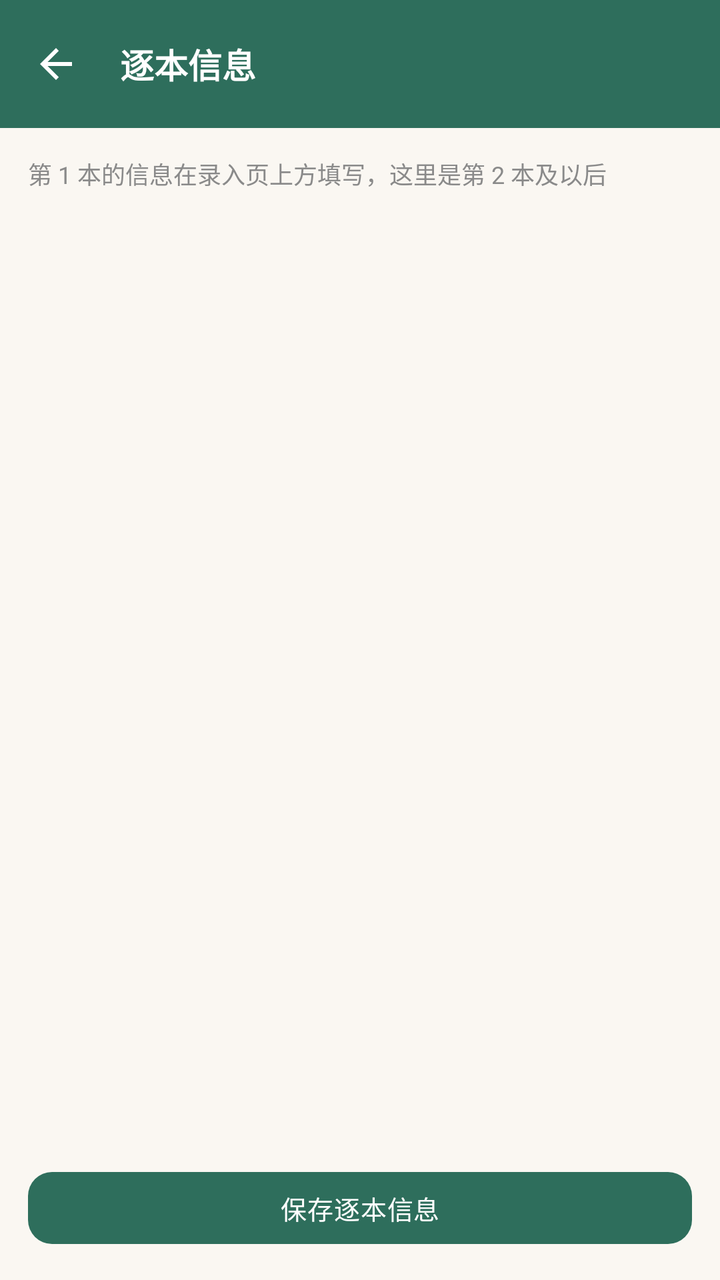
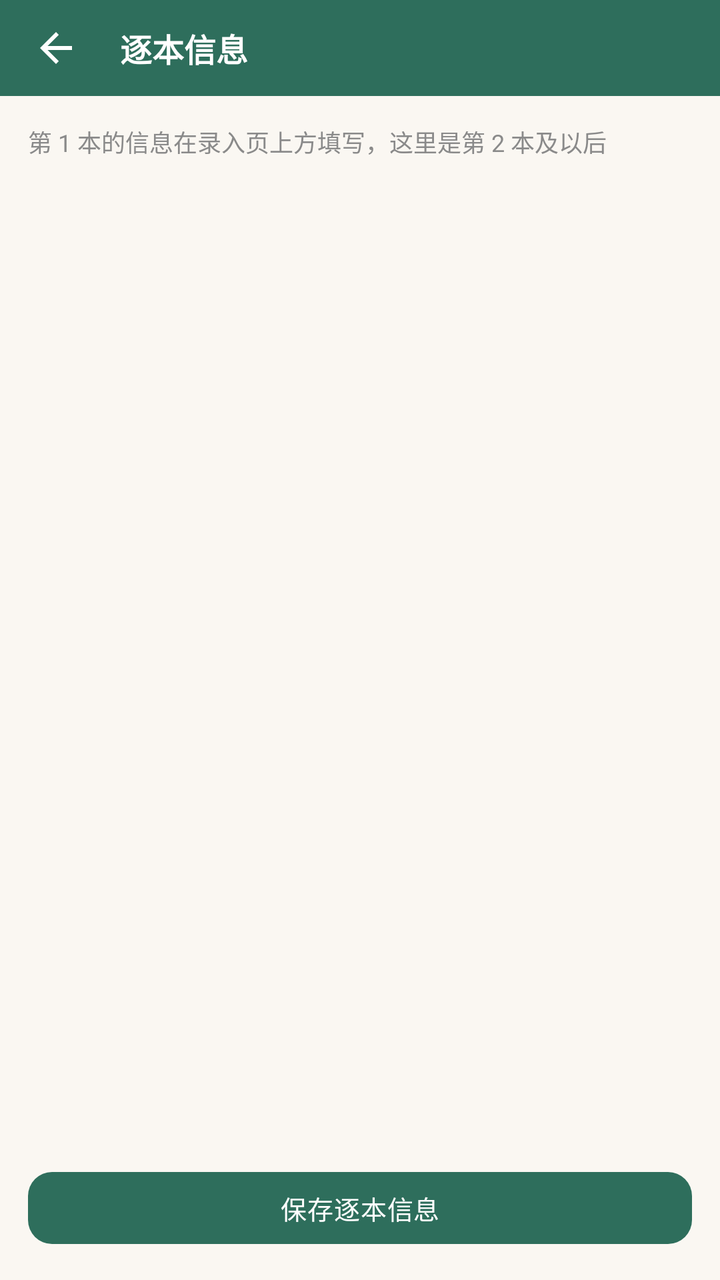

The first picture is an Android layout as it rendered before a commit; the second is the same layout after the commit. The layout source and the unified diff follow.
<!-- AndroidManifest.xml: application theme Theme.Bookshelf -->
<!-- res/layout/activity_copy_edit.xml -->
<?xml version="1.0" encoding="utf-8"?>
<LinearLayout xmlns:android="http://schemas.android.com/apk/res/android"
    xmlns:app="http://schemas.android.com/apk/res-auto"
    android:layout_width="match_parent"
    android:layout_height="match_parent"
    android:orientation="vertical">

    <com.google.android.material.appbar.MaterialToolbar
        android:id="@+id/toolbar"
        style="@style/Widget.Bookshelf.Toolbar"
        android:layout_width="match_parent"
        android:layout_height="?attr/actionBarSize"
        app:navigationIcon="@drawable/ic_back"
        app:title="逐本信息" />

    <androidx.core.widget.NestedScrollView
        android:layout_width="match_parent"
        android:layout_height="0dp"
        android:layout_weight="1">

        <LinearLayout
            android:layout_width="match_parent"
            android:layout_height="wrap_content"
            android:orientation="vertical"
            android:padding="14dp">

            <TextView
                android:layout_width="match_parent"
                android:layout_height="wrap_content"
                android:text="第 1 本的信息在录入页上方填写，这里是第 2 本及以后"
                android:textColor="@color/text_sub"
                android:textSize="12sp" />

            <LinearLayout
                android:id="@+id/container"
                android:layout_width="match_parent"
                android:layout_height="wrap_content"
                android:layout_marginTop="8dp"
                android:orientation="vertical" />
        </LinearLayout>
    </androidx.core.widget.NestedScrollView>

    <com.google.android.material.button.MaterialButton
        android:id="@+id/btn_save"
        android:layout_width="match_parent"
        android:layout_height="wrap_content"
        android:layout_marginHorizontal="14dp"
        android:layout_marginBottom="14dp"
        android:text="保存逐本信息" />
</LinearLayout>
<!-- resources referenced by this layout -->
<resources>
  <color name="text_sub">#8A8A8A</color>
  <!-- drawable ic_back (drawable) -->
  <vector xmlns:android="http://schemas.android.com/apk/res/android"
      android:width="24dp" android:height="24dp"
      android:viewportWidth="24" android:viewportHeight="24"
      android:autoMirrored="true">
      <path
          android:fillColor="#FFFFFFFF"
          android:pathData="M20,11L7.8,11l5.6,-5.6L12,4l-8,8 8,8 1.4,-1.4L7.8,13L20,13z" />
  </vector>
  <style name="Widget.Bookshelf.Toolbar" parent="Widget.Material3.Toolbar">
          <item name="android:background">?attr/colorPrimary</item>
          <item name="titleTextColor">@color/white</item>
          <item name="titleTextAppearance">@style/TextAppearance.Bookshelf.ToolbarTitle</item>
          <item name="navigationIconTint">@color/white</item>
          <item name="android:elevation">0dp</item>
      </style>
  <style name="Theme.Bookshelf" parent="Theme.Bookshelf.Base">
          <item name="colorPrimary">@color/primary</item>
          <item name="colorPrimaryVariant">@color/primary_dark</item>
          <item name="colorSecondary">@color/accent</item>
          
          <item name="chip_bg">@color/chip_bg</item>
          <item name="primary_container">@color/green_container</item>
          <item name="on_primary_container">@color/green_on_container</item>
      </style>
  <color name="white">#FFFFFF</color>
  <style name="TextAppearance.Bookshelf.ToolbarTitle" parent="TextAppearance.Material3.TitleLarge">
          <item name="android:textSize">@dimen/text_headline</item>
          <item name="android:textStyle">bold</item>
          <item name="android:textColor">@color/white</item>
      </style>
  <color name="primary">#2E6E5C</color>
  <color name="primary_dark">#1F4D40</color>
  <color name="accent">#C08A3E</color>
  <color name="chip_bg">#E8F0ED</color>
  <color name="green_container">#E6F0EC</color>
  <color name="green_on_container">#1C4A3E</color>
  <dimen name="text_headline">17sp</dimen>
  <color name="bg_page">#FAF7F2</color>
  <color name="surface">#FFFFFF</color>
  <color name="surface_dim">#F4F0E9</color>
  <color name="outline">#E6E0D5</color>
  <color name="outline_strong">#CFC5B4</color>
  <color name="text_main">#2B2B2B</color>
  <style name="Widget.Bookshelf.Button" parent="Widget.Material3.Button">
          <item name="shapeAppearance">@style/ShapeAppearance.Bookshelf.Medium</item>
          <item name="android:textSize">@dimen/text_body_small</item>
          <item name="android:letterSpacing">0.02</item>
          <item name="android:minHeight">44dp</item>
          <item name="cornerRadius">@dimen/radius_md</item>
      </style>
  <style name="Widget.Bookshelf.MaterialCard" parent="Widget.Material3.CardView.Outlined">
          <item name="cardCornerRadius">@dimen/card_corner</item>
          <item name="cardElevation">0dp</item>
          <item name="strokeColor">?attr/outline</item>
          <item name="strokeWidth">1dp</item>
      </style>
  <style name="ShapeAppearance.Bookshelf.Medium" parent="ShapeAppearance.Material3.Corner.Medium">
          <item name="cornerSize">@dimen/radius_md</item>
      </style>
  <dimen name="text_body_small">13sp</dimen>
  <dimen name="radius_md">12dp</dimen>
  <dimen name="card_corner">16dp</dimen>
  <!-- unchanged entries left out for length: 2 -->
</resources>

<!-- the commit's change to res/layout/activity_copy_edit.xml (unified diff, before → after) -->
@@ -9,7 +9,7 @@
         android:id="@+id/toolbar"
         style="@style/Widget.Bookshelf.Toolbar"
         android:layout_width="match_parent"
-        android:layout_height="?attr/actionBarSize"
+        android:layout_height="@dimen/toolbar_h"
         app:navigationIcon="@drawable/ic_back"
         app:title="逐本信息" />
 
<!-- resource entries referenced after the edit -->
@@ -1,6 +1,7 @@
 <!-- resources referenced by this layout -->
 <resources>
   <color name="text_sub">#8A8A8A</color>
+  <dimen name="toolbar_h">48dp</dimen>
   <!-- drawable ic_back (drawable) -->
   <vector xmlns:android="http://schemas.android.com/apk/res/android"
       android:width="24dp" android:height="24dp"
@@ -28,7 +29,7 @@
       </style>
   <color name="white">#FFFFFF</color>
   <style name="TextAppearance.Bookshelf.ToolbarTitle" parent="TextAppearance.Material3.TitleLarge">
-          <item name="android:textSize">@dimen/text_headline</item>
+          <item name="android:textSize">@dimen/text_title_toolbar</item>
           <item name="android:textStyle">bold</item>
           <item name="android:textColor">@color/white</item>
       </style>
@@ -38,7 +39,7 @@
   <color name="chip_bg">#E8F0ED</color>
   <color name="green_container">#E6F0EC</color>
   <color name="green_on_container">#1C4A3E</color>
-  <dimen name="text_headline">17sp</dimen>
+  <dimen name="text_title_toolbar">16sp</dimen>
   <color name="bg_page">#FAF7F2</color>
   <color name="surface">#FFFFFF</color>
   <color name="surface_dim">#F4F0E9</color>
